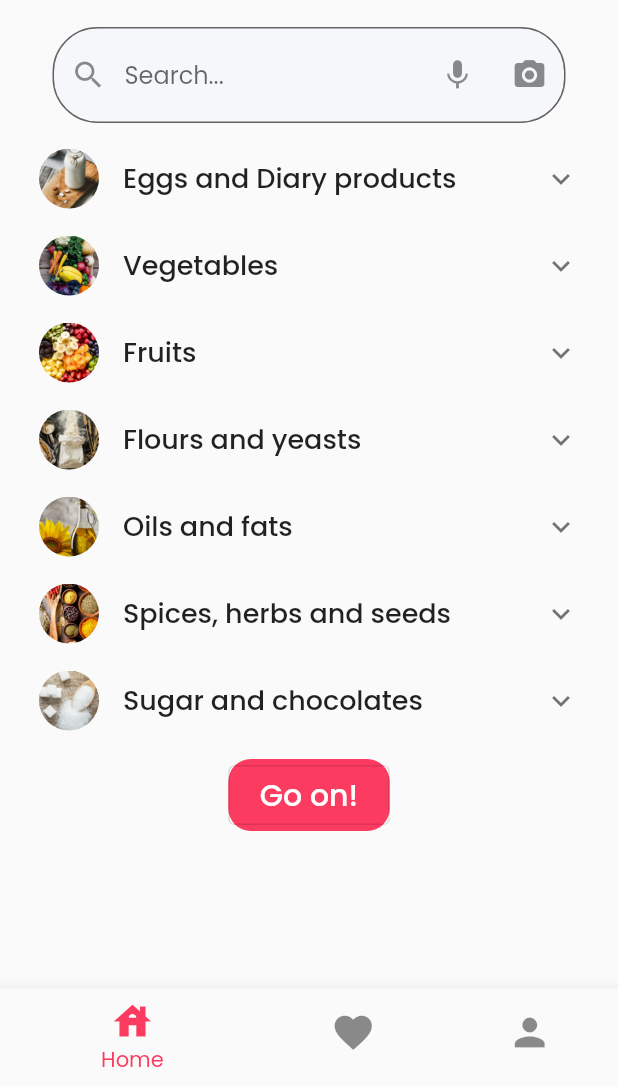
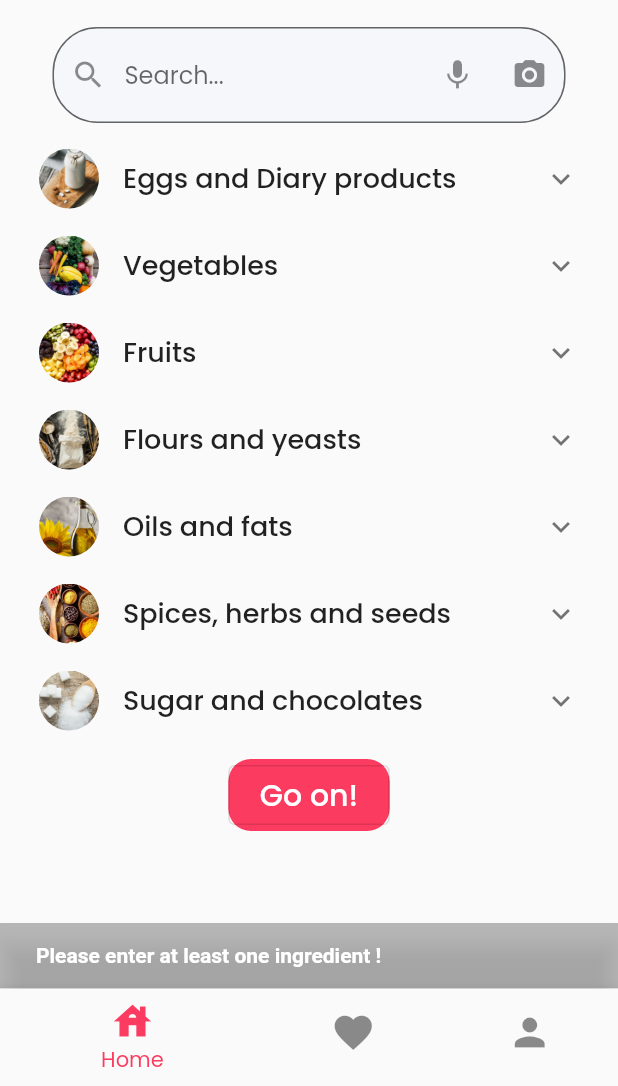
Before and after one commit to MaryemJaouadii/Foody, a Flutter app: the HomeScreen screen opened directly, after a tap on "Go on!", on a phone screen of 412 x 824 dp, the part 150-1236 px from its top. Run offline on Flutter 3.47's test engine with Material 2 defaults, Android fonts, the light colour scheme and no system bars; drawn by our look-alikes of searchfield; our stand-ins replace camera, cloud_firestore, firebase_auth, firebase_core, iconsax, speech_to_text and 2 more; missing offline and left inert: tflite; accounts and stored records are empty; project files that could hold a hidden picture were left out.

Commit message:
verify selected ingredients

```diff
--- a/lib/Widgets/SearchRecipeButton.dart
+++ b/lib/Widgets/SearchRecipeButton.dart
@@ -60,6 +60,13 @@ class _SearchRecipeButtonState extends State<SearchRecipeButton> {
                 MaterialPageRoute(
                     builder: (context) => TotalRecipes(recipies)));
           } else {
+            ScaffoldMessenger.of(context).showSnackBar(SnackBar(
+              backgroundColor: Colors.grey.withOpacity(0.7),
+              content: Text(
+                'Please enter at least one ingredient !',
+                style: TextStyle(fontWeight: FontWeight.w600),
+              ),
+            ));
             print("not doing it");
           }
         },
```
